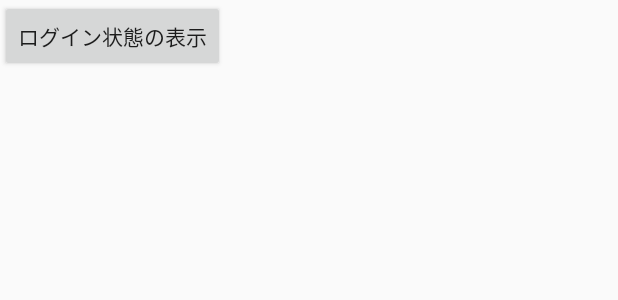
After one commit to ssc-bando/android_customer_app_base, an Android app: the layout activity_logging_in.xml on its own in the app's theme, with its tools: preview values and no code run, on a phone screen of 412 x 824 dp. The commit adds this screen. Shown: the top 300 px of the screen. Run offline under Robolectric (Android 15) with nearby library versions, the phone set to English and light mode, and no system bars.

Commit message:
add: login progress sample activity

```diff
--- a/app/src/main/AndroidManifest.xml
+++ b/app/src/main/AndroidManifest.xml
@@ -9,6 +9,7 @@
         android:roundIcon="@mipmap/ic_launcher_round"
         android:supportsRtl="true"
         android:theme="@style/AppTheme">
+        <activity android:name=".LoggingInActivity"></activity>
         <activity android:name=".StartupActivity">
             <intent-filter>
                 <action android:name="android.intent.action.MAIN" />
--- a/app/src/main/java/com/example/customerapplicationbase/StartupActivity.java
+++ b/app/src/main/java/com/example/customerapplicationbase/StartupActivity.java
@@ -19,7 +19,8 @@ public class StartupActivity extends AppCompatActivity {
 
     public void onTestExistedUserButtonClicked(View view) {
         Log.d("TAG", "test:existed user");
-        Intent intent = new Intent(this, MainActivity.class);
+        //Intent intent = new Intent(this, MainActivity.class);
+        Intent intent = new Intent(this, LoggingInActivity.class);
         startActivity(intent);
     }
 
--- /dev/null
+++ b/app/src/main/res/layout/activity_logging_in.xml
@@ -0,0 +1,21 @@
+<?xml version="1.0" encoding="utf-8"?>
+<androidx.constraintlayout.widget.ConstraintLayout xmlns:android="http://schemas.android.com/apk/res/android"
+    xmlns:app="http://schemas.android.com/apk/res-auto"
+    xmlns:tools="http://schemas.android.com/tools"
+    android:layout_width="match_parent"
+    android:layout_height="match_parent"
+    tools:context=".LoggingInActivity">
+
+    <Button
+        android:id="@+id/button_test_show_loggin_in"
+        android:layout_width="wrap_content"
+        android:layout_height="wrap_content"
+        android:onClick="onTestLogginInButtonClicked"
+        android:text="ログイン状態の表示" />
+
+    <include
+        layout="@layout/include_progress_overlay"
+        app:layout_constraintBottom_toBottomOf="parent"
+        app:layout_constraintEnd_toEndOf="parent" />
+
+</androidx.constraintlayout.widget.ConstraintLayout>
```
Also changed, not shown: app/src/main/java/com/example/customerapplicationbase/LoggingInActivity.java (added, +68 -0 lines), app/src/main/res/layout/include_progress_overlay.xml (added, +21 -0 lines).
